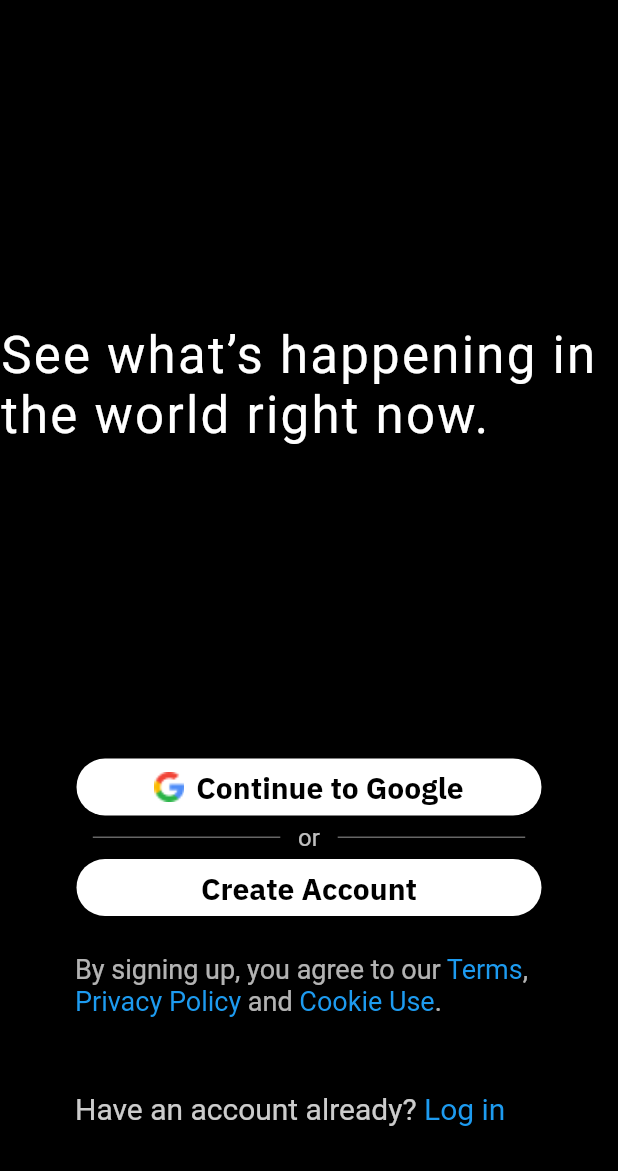
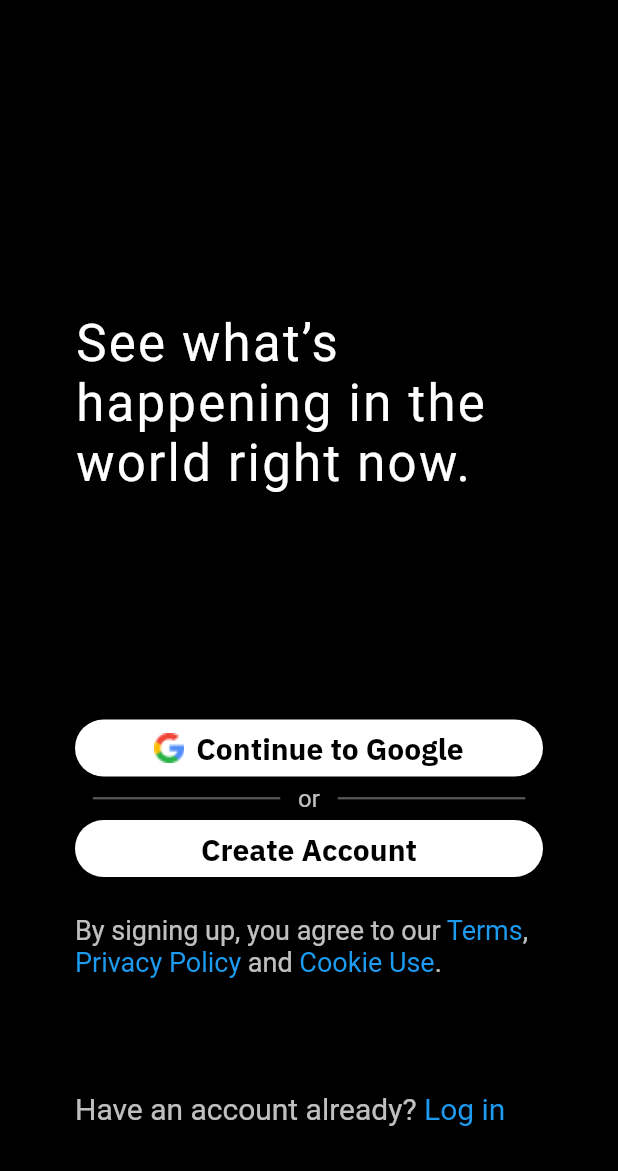
Before and after one commit to 4ritam/twitter_clone, a Flutter app: the AuthHomeView screen opened directly, on a phone screen of 412 x 824 dp, the part 65-1236 px from its top. Run offline on Flutter 3.47's test engine with Material 2 defaults, Android fonts, the phone set to English and light mode, and no system bars; our stand-ins replace flutter_svg; Roboto replaces fonts that are missing (Anuphan-SemiBold); project files that could hold a hidden picture were left out.

Commit message:
Two Pages final

```diff
--- a/lib/features/auth/view/auth_home_view.dart
+++ b/lib/features/auth/view/auth_home_view.dart
@@ -17,19 +17,21 @@ class _AuthHomeViewState extends State<AuthHomeView> {
   Widget build(BuildContext context) {
     return Scaffold(
       appBar: appbar,
-      body: Column(
+      body: SingleChildScrollView(
+        child: Padding(
+          padding: const EdgeInsets.all(50),
+          child: Column(
             mainAxisSize: MainAxisSize.max,
-        mainAxisAlignment: MainAxisAlignment.end,
+            mainAxisAlignment: MainAxisAlignment.center,
             crossAxisAlignment: CrossAxisAlignment.center,
             children: [
-          const Expanded(child: HeroText(text: "See what’s happening in the world right now.")),
-          Column(
-            mainAxisSize: MainAxisSize.min,
-            mainAxisAlignment: MainAxisAlignment.end,
-            children: [
+              SizedBox(
+                height: MediaQuery.of(context).size.height / 2,
+                width: MediaQuery.of(context).size.width,
+                child: const HeroText(text: "See what’s happening in the world right now."),),
               RoundedButton(
                 callback: () {},
-                size: const Size(310, 35),
+                size: const Size(600, 35),
                 borderRadius: const BorderRadius.all(Radius.circular(40)),
                 padding: const EdgeInsets.symmetric(vertical: 6, horizontal: 5),
                 background: Palette.whiteColor,
@@ -58,39 +60,36 @@ class _AuthHomeViewState extends State<AuthHomeView> {
                   ],
                 )
               ),
-              Padding(
-                padding: const EdgeInsets.symmetric(horizontal: 50, vertical: 0),
-                child: Row(
+              Row(
                 mainAxisAlignment: MainAxisAlignment.spaceEvenly,
                 crossAxisAlignment: CrossAxisAlignment.center,
                 children: [
                   SizedBox(
-                      height: 1,
+                    height: 1.5,
                     width: 125,
                     child: Container(
-                        color: const Color.fromRGBO(255, 255, 255, .4),
+                      color: Palette.lightPrimary,
                     ),
                   ),
                   const Text(
                     "or",
                     style: TextStyle(
-                        color: Color.fromRGBO(255, 255, 255, .75),
+                      color: Palette.softPrimary,
                       fontSize: 16
                     ),
                   ),
                   SizedBox(
-                      height: 1,
+                    height: 1.5,
                     width: 125,
                     child: Container(
-                        color: const Color.fromRGBO(255, 255, 255, .4),
+                      color: Palette.lightPrimary,
                     ),
                   ),
-                  ],
-                ),
+                ]
               ),
               RoundedButton(
                 callback: () {},
-                size: const Size(310, 35),
+                size: const Size(600, 35),
                 borderRadius: const BorderRadius.all(Radius.circular(40)),
                 padding: const EdgeInsets.symmetric(vertical: 6, horizontal: 20),
                 background: Palette.whiteColor,
@@ -106,13 +105,11 @@ class _AuthHomeViewState extends State<AuthHomeView> {
               const SizedBox(
                 height: 20,
               ),
-              Padding(
-                padding: const EdgeInsets.symmetric(horizontal: 50),
-                child: RichText(
+              RichText(
                 text: TextSpan(
                   style: const TextStyle(
                     fontSize: 18,
-                      color: Colors.white70,
+                    color: Palette.softPrimary,
                   ),
                   children: [
                     const TextSpan(
@@ -154,10 +151,9 @@ class _AuthHomeViewState extends State<AuthHomeView> {
                   ]
                 ),
               ),
-              ),
             ],
           ),
-        ],
+        ),
       ),
       bottomNavigationBar:
         Padding(
@@ -167,7 +163,7 @@ class _AuthHomeViewState extends State<AuthHomeView> {
               style: const TextStyle(
                 fontSize: 20,
                 fontWeight: FontWeight.w400,
-                color: Color.fromRGBO(255, 255, 255, 0.80)
+                color: Palette.softPrimary
               ),
               children: [
                 const TextSpan(
--- a/lib/features/auth/view/login_view.dart
+++ b/lib/features/auth/view/login_view.dart
@@ -14,6 +14,7 @@ class _LoginViewState extends State<LoginView> {
   final userTextController = TextEditingController();
   final AppBar appBar = UIConstants.appBar(
     IconButton(
+      highlightColor: Colors.transparent,
       onPressed: (){},
       icon: const Icon(
         Icons.close,
@@ -27,7 +28,7 @@ class _LoginViewState extends State<LoginView> {
       appBar: appBar,
       body: SingleChildScrollView(
         child: Padding(
-          padding: const EdgeInsets.all(18),
+          padding: const EdgeInsets.all(20),
           child: Column (
             children: [
               const Padding(
@@ -51,13 +52,9 @@ class _LoginViewState extends State<LoginView> {
           mainAxisSize: MainAxisSize.min,
           mainAxisAlignment: MainAxisAlignment.spaceBetween,
           children: [
-            RoundedButton(
-              callback: () { },
-              borderRadius: const BorderRadius.all(Radius.circular(30)),
-              padding: const EdgeInsets.all(5),
-              background: Palette.backgroundColor,
-              foreground: Palette.whiteColor,
-              size: const Size(0, 0),
+            InkWell(
+              onTap: () {},
+              splashColor: Colors.transparent,
               child: const Text(
                     "Forgot password?",
                     style: TextStyle(
@@ -66,6 +63,21 @@ class _LoginViewState extends State<LoginView> {
                     ),
                   ),
             ),
+            // RoundedButton(
+            //   callback: () { },
+            //   borderRadius: const BorderRadius.all(Radius.circular(30)),
+            //   padding: const EdgeInsets.all(5),
+            //   background: Palette.backgroundColor,
+            //   foreground: Palette.whiteColor,
+            //   size: const Size(0, 0),
+            //   child: const Text(
+            //     "Forgot password?",
+            //     style: TextStyle(
+            //       fontSize: 20,
+            //       fontWeight: FontWeight.w600
+            //     ),
+            //   ),
+            // ),
             RoundedButton(
               callback: () { },
               borderRadius: const BorderRadius.all(Radius.circular(30)),
--- a/lib/features/auth/widgets/auth_field.dart
+++ b/lib/features/auth/widgets/auth_field.dart
@@ -20,15 +20,16 @@ class AuthField extends StatelessWidget {
             borderRadius: BorderRadius.circular(5),
             borderSide: const BorderSide(
               color: Palette.blueColor,
-            )
+            ),
           ),
           enabledBorder: OutlineInputBorder(
             borderRadius: BorderRadius.circular(5),
             borderSide: const BorderSide(
-              color: Colors.white38,
+              color: Palette.lightPrimary,
             )
           ),
           hintText: hintText,
+          labelText: hintText,
           contentPadding: const EdgeInsets.symmetric(horizontal: 18, vertical: 18),
         ),
       ),
--- a/lib/main.dart
+++ b/lib/main.dart
@@ -1,6 +1,7 @@
 import 'package:flutter/material.dart';
-import 'package:twitter/features/auth/view/login_view.dart';
 import 'package:twitter/themes/app_theme.dart';
+
+import 'features/auth/view/view.dart';
 
 void main() {
   runApp(const MyApp());
```
Lines whose indentation alone changed are shown as unchanged.
